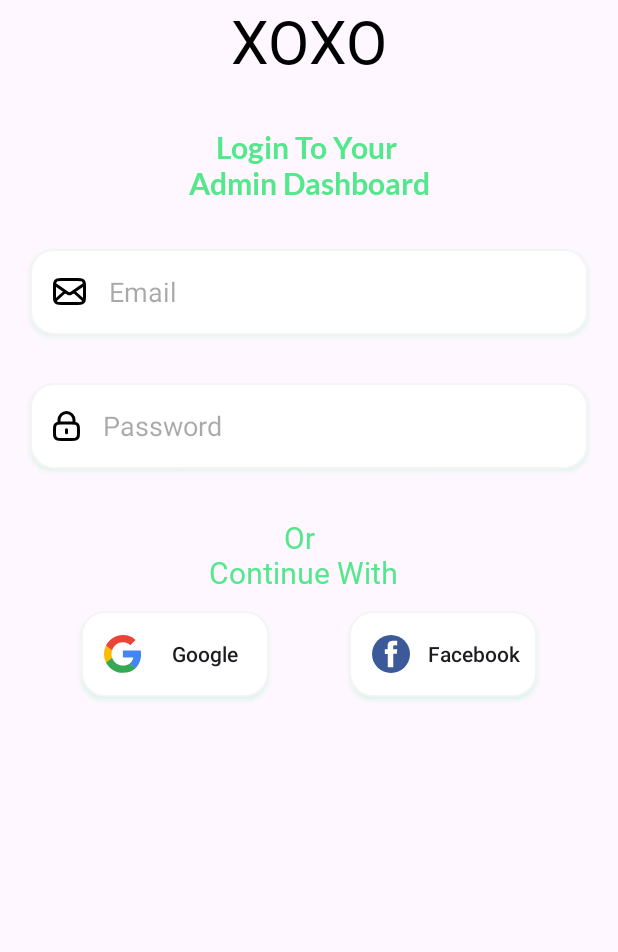
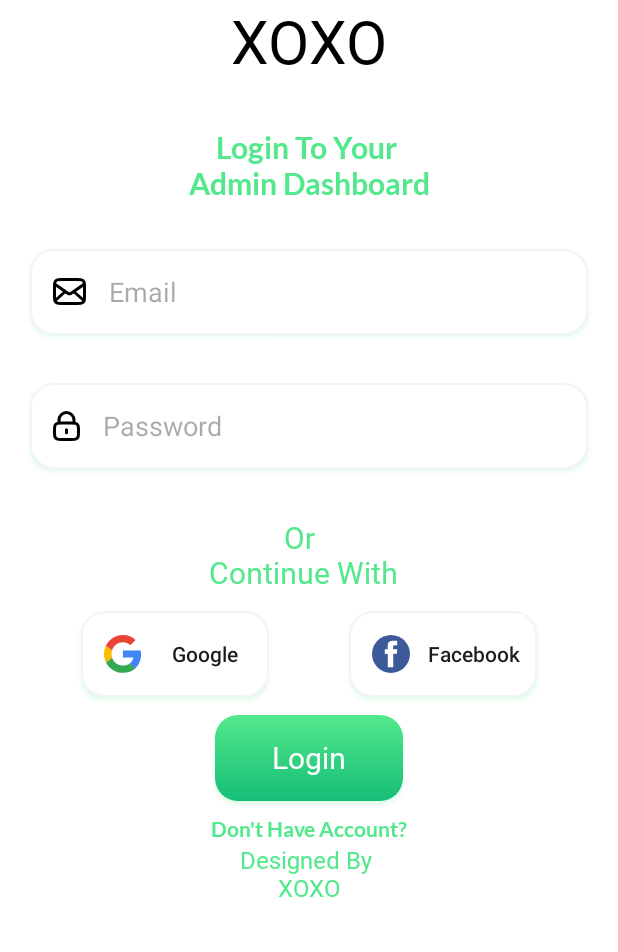
Before and after one commit to Prernaa1004/Food-delivery-app, an Android app: the screen it shows after launch (LoginActivity), on a phone screen of 412 x 824 dp, the part 284-1236 px from its top. Run offline under Robolectric (Android 15) with nearby library versions, the phone set to English and light mode, and no system bars.

Commit message:
login Page

```diff
--- a/ADMIN/app/src/main/res/layout/activity_login.xml
+++ b/ADMIN/app/src/main/res/layout/activity_login.xml
@@ -3,6 +3,7 @@
     xmlns:app="http://schemas.android.com/apk/res-auto"
     xmlns:tools="http://schemas.android.com/tools"
     android:id="@+id/main"
+    android:background="@color/white"
     android:layout_width="match_parent"
     android:layout_height="match_parent"
     tools:context=".LoginActivity">
@@ -127,5 +128,49 @@
         app:layout_constraintStart_toEndOf="@+id/GoogleButton"
         app:layout_constraintTop_toBottomOf="@+id/textView7" />
 
+    <androidx.appcompat.widget.AppCompatButton
+        android:id="@+id/loginButton"
+        android:layout_width="125dp"
+        android:layout_height="57dp"
+        android:layout_marginTop="12dp"
+        android:background="@drawable/greenbuttongradient"
+        android:outlineSpotShadowColor="@color/textColor"
+        android:text="Login"
+        android:textColor="@color/white"
+        android:fontFamily="@font/yeonsung_regular"
+        android:textSize="20sp"
+        android:textAllCaps="false"
+        app:layout_constraintEnd_toEndOf="@id/facebookButton"
+        app:layout_constraintHorizontal_bias="0.5"
+        app:layout_constraintStart_toStartOf="@+id/GoogleButton"
+        app:layout_constraintTop_toBottomOf="@+id/facebookButton" />
+
+    <TextView
+        android:id="@+id/donthaveAccountButton"
+        android:layout_width="wrap_content"
+        android:layout_height="wrap_content"
+        android:text="Don't Have Account?"
+        android:layout_marginTop="10dp"
+        android:textColor="@color/textColor"
+        android:fontFamily="@font/lato_bold"
+        app:layout_constraintEnd_toEndOf="parent"
+        app:layout_constraintStart_toStartOf="parent"
+        app:layout_constraintTop_toBottomOf="@+id/loginButton" />
+
+    <TextView
+        android:layout_width="wrap_content"
+        android:layout_height="wrap_content"
+        android:text="Designed By \nXOXO"
+        android:textAlignment="center"
+        android:layout_marginBottom="32dp"
+        android:textSize="16sp"
+        android:textColor="@color/textColor"
+        android:fontFamily="@font/yeonsung_regular"
+        app:layout_constraintBottom_toBottomOf="parent"
+        app:layout_constraintEnd_toEndOf="parent"
+        app:layout_constraintStart_toStartOf="parent" />
+
+
+
 
 </androidx.constraintlayout.widget.ConstraintLayout>
--- a/ADMIN/app/src/main/res/values/colors.xml
+++ b/ADMIN/app/src/main/res/values/colors.xml
@@ -3,7 +3,7 @@
     <color name="black">#FF000000</color>
     <color name="white">#FFFFFFFF</color>
     <color name="textColor">#53E88B</color>
-    <color name="startColor">#FF5733</color> <!-- Replace with your desired color value -->
-    <color name="endColor">#C70039</color>
+    <color name="startColor">#53E88B</color>
+    <color name="endColor">#15B377</color>
     <color name="iconColor">#FF0000</color>
 </resources>
```
